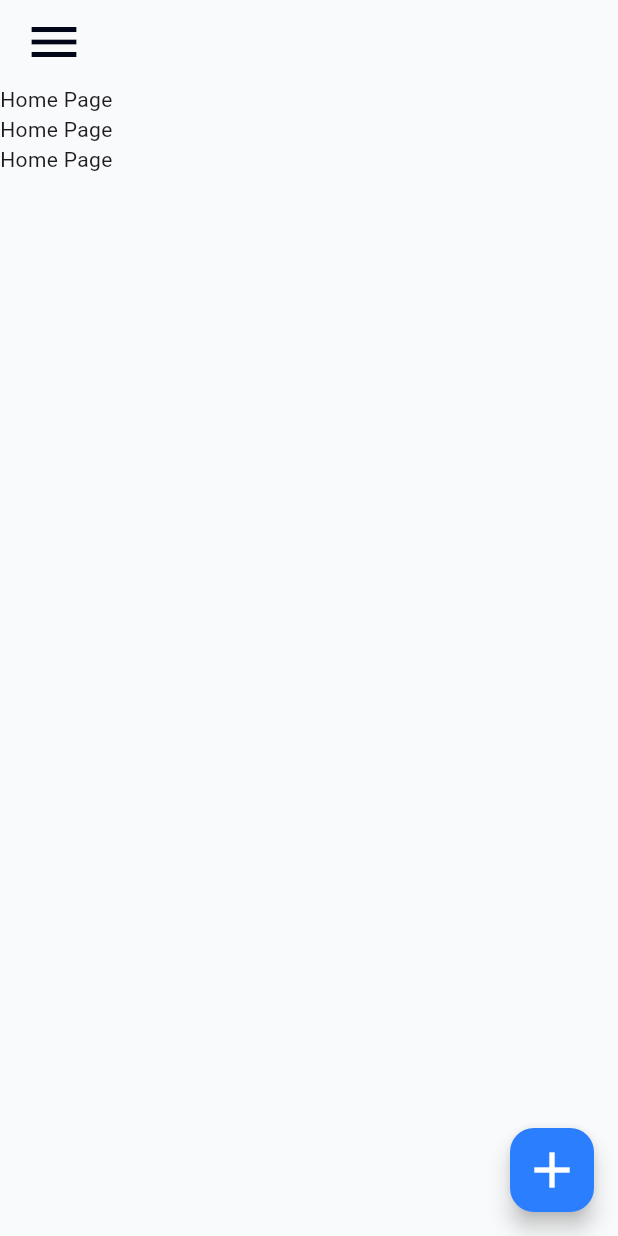
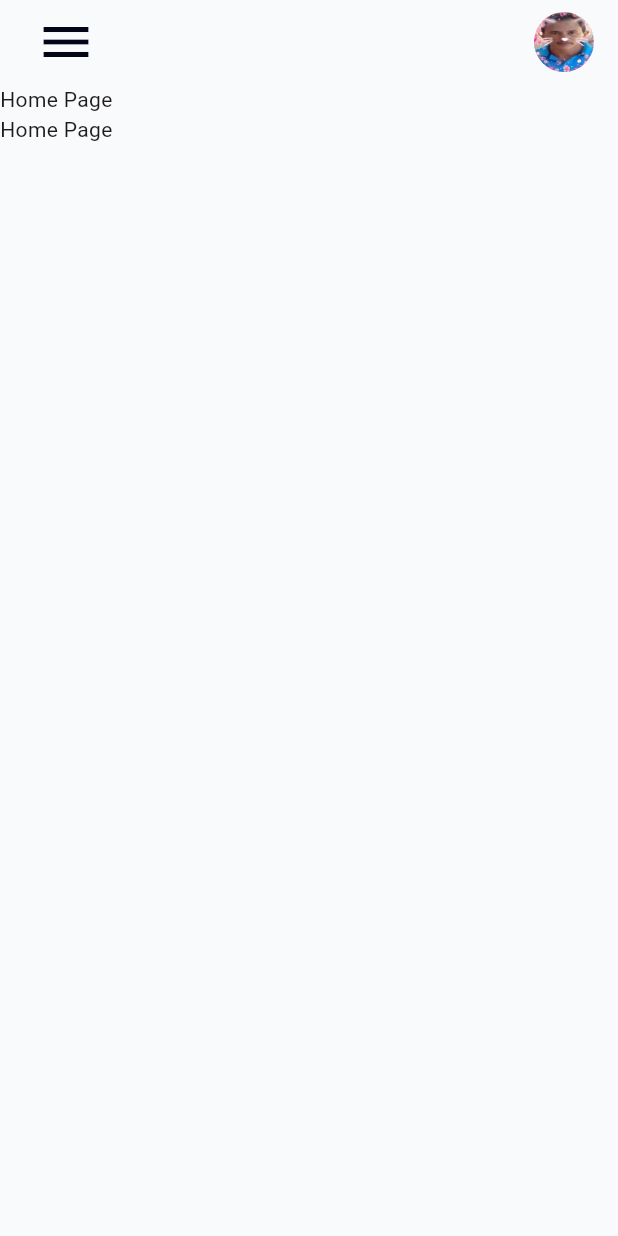
Before and after one commit to NBorego/caneta-azul-app, a Flutter app: the screen it shows after launch, on a phone screen of 412 x 824 dp. Run offline on Flutter 3.47's test engine with Material 3 defaults, Android fonts, the phone set to English and light mode, and no system bars.

Commit message:
começando appbar

```diff
--- a/frontend/lib/pages/home_page.dart
+++ b/frontend/lib/pages/home_page.dart
@@ -6,14 +6,22 @@ class HomePage extends StatelessWidget {
   @override
   Widget build(BuildContext context) {
     return Scaffold(
-      appBar: AppBar(title: Icon(Icons.menu)),
-      floatingActionButton: FloatingActionButton(
-        onPressed: () {},
-        child: Icon(Icons.add),
+      appBar: AppBar(
+        title: Row(
+          mainAxisAlignment: MainAxisAlignment.spaceBetween,
+          children: [
+            IconButton(onPressed: () {}, icon: const Icon(Icons.menu)),
+            SizedBox(
+              height: 40,
+              width: 40,
+              child: CircleAvatar(
+                backgroundImage: AssetImage('assets/images/avatar.jpg'),
+              ),
+            ),
+          ],
+        ),
       ),
-      body: Column(
-        children: [Text('Home Page'), Text('Home Page'), Text('Home Page')],
-      ),
+      body: Column(children: [Text('Home Page'), Text('Home Page')]),
     );
   }
 }
--- a/frontend/pubspec.yaml
+++ b/frontend/pubspec.yaml
@@ -2,7 +2,7 @@ name: frontend
 description: "A new Flutter project."
 # The following line prevents the package from being accidentally published to
 # pub.dev using `flutter pub publish`. This is preferred for private packages.
-publish_to: 'none' # Remove this line if you wish to publish to pub.dev
+publish_to: "none" # Remove this line if you wish to publish to pub.dev
 
 # The following defines the version and build number for your application.
 # A version number is three numbers separated by dots, like 1.2.43
@@ -51,14 +51,14 @@ dev_dependencies:
 
 # The following section is specific to Flutter packages.
 flutter:
-
   # The following line ensures that the Material Icons font is
   # included with your application, so that you can use the icons in
   # the material Icons class.
   uses-material-design: true
 
   # To add assets to your application, add an assets section, like this:
-  # assets:
+  assets:
+    - assets/images/
   #   - images/a_dot_burr.jpeg
   #   - images/a_dot_ham.jpeg
 
```
Also changed, not shown: frontend/assets/images/avatar.jpg (added).
